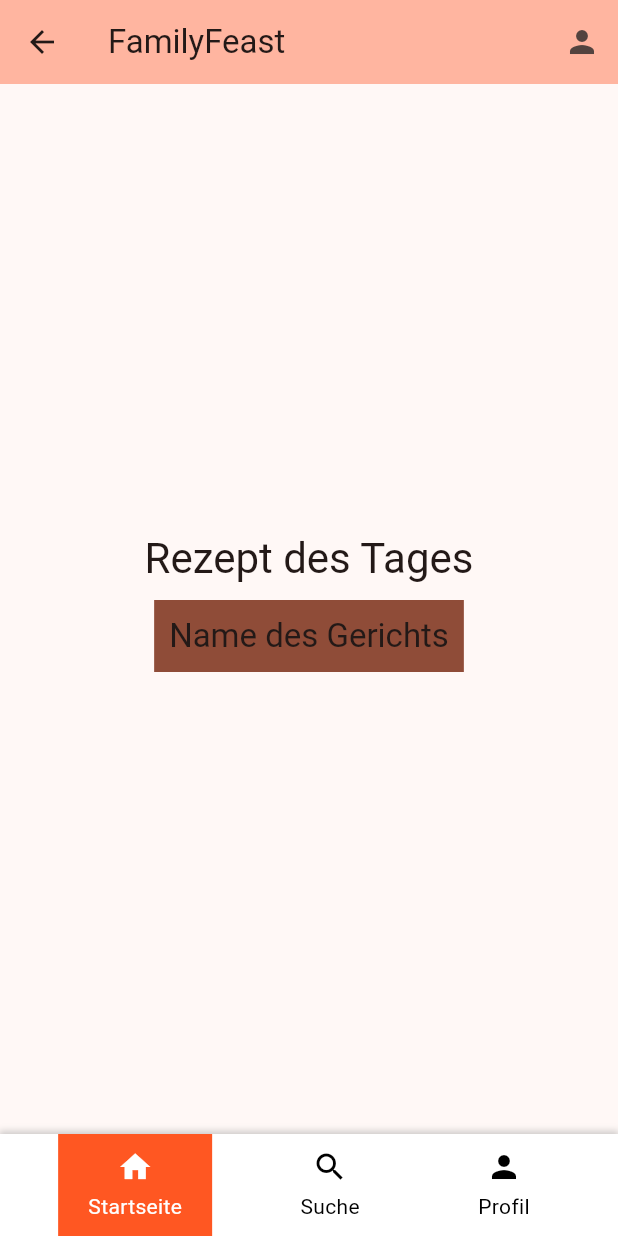
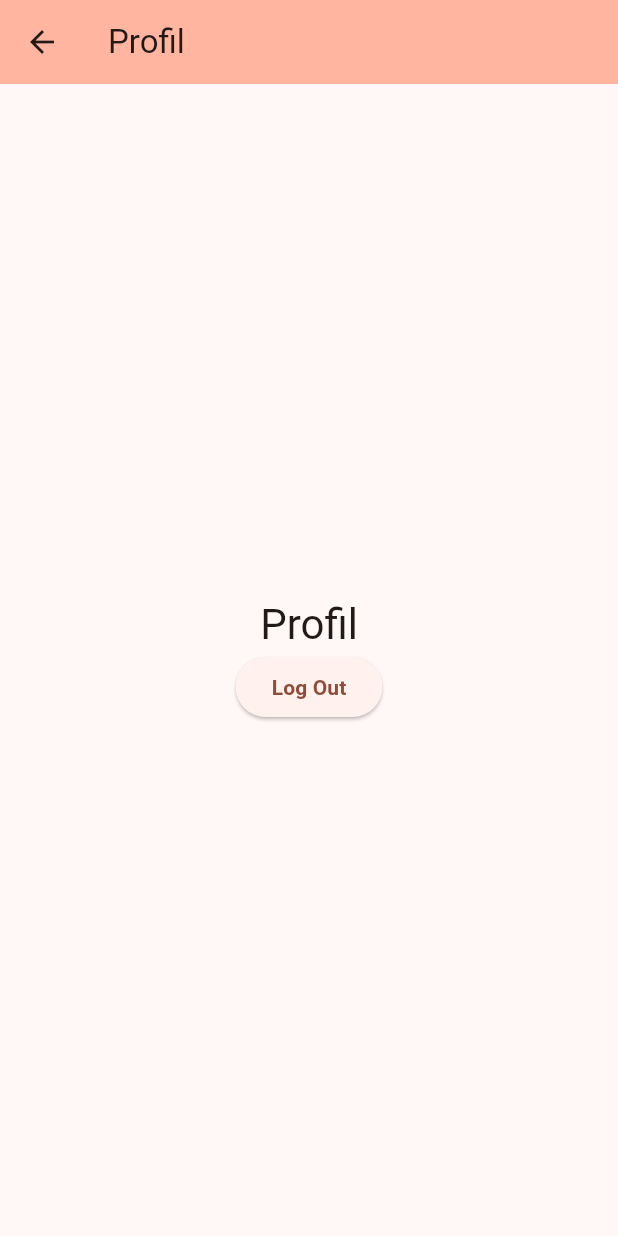
Before and after one commit to ephanta/eva_app, a Flutter app: the HomeScreen screen opened directly, after a tap on the "person" icon, on a phone screen of 412 x 824 dp. Run offline on Flutter 3.47's test engine with Material 3 defaults, Android fonts, the phone set to English and light mode, and no system bars; our stand-ins replace flutter_dotenv, supabase_flutter; missing offline and left inert: supabase_auth_ui; accounts and stored records are empty.

Commit message:
login fix and added profileScreen

```diff
--- a/lib/screens/home.dart
+++ b/lib/screens/home.dart
@@ -1,18 +1,12 @@
+
+// HomeScreen
 import 'package:flutter/material.dart';
 
 import '../components/BottomNavBarItem.dart';
 
+/// A screen that displays the home page
 class HomeScreen extends StatefulWidget {
   const HomeScreen({super.key, required this.title});
-
-  // This widget is the home page of your application. It is stateful, meaning
-  // that it has a State object (defined below) that contains fields that affect
-  // how it looks.
-
-  // This class is the configuration for the state. It holds the values (in this
-  // case the title) provided by the parent (in this case the App widget) and
-  // used by the build method of the State. Fields in a Widget subclass are
-  // always marked "final".
 
   final String title;
 
@@ -20,6 +14,7 @@ class HomeScreen extends StatefulWidget {
   State<HomeScreen> createState() => _HomeScreenState();
 }
 
+/// The state of the HomeScreen
 class _HomeScreenState extends State<HomeScreen> {
   int _selectedIndex = 0;
 
@@ -37,9 +32,9 @@ class _HomeScreenState extends State<HomeScreen> {
         title: Text(widget.title),
         actions: [
           IconButton(
-            icon: Icon(Icons.person),
+            icon: const Icon(Icons.person),
             onPressed: () {
-              // Aktion beim Klicken des Icons ausführen
+              Navigator.of(context).pushNamed('/profile');
             },
           ),
         ],
@@ -50,7 +45,7 @@ class _HomeScreenState extends State<HomeScreen> {
           children: <Widget>[
             Text(
               'Rezept des Tages',
-              style: Theme.of(context).textTheme.headline4,
+              style: Theme.of(context).textTheme.headlineMedium,
             ),
             Container(
               color: Theme.of(context).colorScheme.primary,
@@ -58,7 +53,7 @@ class _HomeScreenState extends State<HomeScreen> {
               margin: const EdgeInsets.all(10),
               child: Text(
                 'Name des Gerichts',
-                style: Theme.of(context).textTheme.headline6,
+                style: Theme.of(context).textTheme.headlineSmall,
               ),
             ),
           ],
@@ -72,8 +67,7 @@ class _HomeScreenState extends State<HomeScreen> {
               color: Colors.grey.withOpacity(0.5),
               spreadRadius: 1,
               blurRadius: 3,
-              offset:
-                  Offset(0, -1), // ändere Offset, um den Schatten zu justieren
+              offset: const Offset(0, -1),
             ),
           ],
         ),
--- a/lib/screens/profile.dart
+++ b/lib/screens/profile.dart
@@ -0,0 +1,43 @@
+import 'package:flutter/material.dart';
+import 'package:supabase_auth_ui/supabase_auth_ui.dart';
+
+class ProfileScreen extends StatefulWidget {
+  const ProfileScreen({super.key});
+
+  @override
+  State<ProfileScreen> createState() => _ProfileScreenState();
+}
+
+class _ProfileScreenState extends State<ProfileScreen> {
+  @override
+  Widget build(BuildContext context) {
+    return Scaffold(
+      appBar: AppBar(
+        title: const Text('Profil'),
+        backgroundColor: Theme.of(context).colorScheme.inversePrimary,
+
+      ),
+      body: Center(
+        child: Column(
+          mainAxisAlignment: MainAxisAlignment.center,
+          children: <Widget>[
+            Text(
+              'Profil',
+              style: Theme.of(context).textTheme.headlineMedium,
+            ),
+            ElevatedButton(
+              onPressed: () {
+                Supabase.instance.client.auth.signOut();
+                Navigator.of(context).pushReplacementNamed('/');
+              },
+              child: const Text(
+                'Log Out',
+                style: TextStyle(fontWeight: FontWeight.bold),
+              ),
+            )
+          ],
+        ),
+      ),
+    );
+  }
+}
--- a/pubspec.yaml
+++ b/pubspec.yaml
@@ -41,6 +41,7 @@ dependencies:
 dev_dependencies:
   flutter_test:
     sdk: flutter
+
 
   # The "flutter_lints" package below contains a set of recommended lints to
   # encourage good coding practices. The lint set provided by the package is
```
Also changed, not shown: lib/main.dart (+36 -1 lines), lib/screens/auth.dart (+17 -6 lines).
